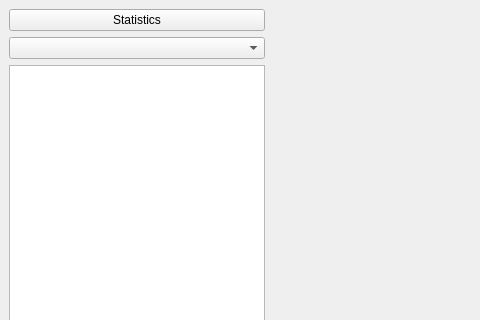
Before: the Qt Designer form GUI_STSviewer.ui in scholi/pyOmicron, drawn with Qt 5; both pictures show x 0 to 480 and y 0 to 320 of the 1385 by 713 pixel window.
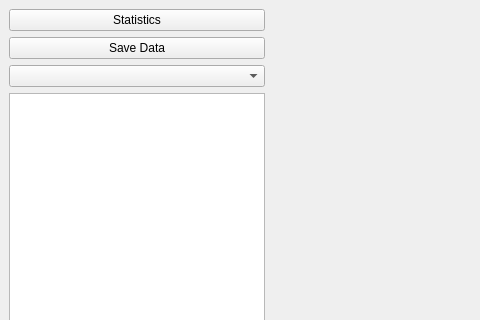
After: the same form once the commit is applied. Custom widgets are drawn as their Qt base class.

Commit message: Add Up and Down statistics

```diff
--- a/GUI_STSviewer.ui
+++ b/GUI_STSviewer.ui
@@ -16,7 +16,7 @@
   <widget class="QWidget" name="centralwidget">
    <layout class="QHBoxLayout" name="horizontalLayout_2" stretch="0,0,0,0">
     <item>
-     <layout class="QVBoxLayout" name="verticalLayout" stretch="0,0,0,0">
+     <layout class="QVBoxLayout" name="verticalLayout" stretch="0,0,0,0,0">
       <property name="sizeConstraint">
        <enum>QLayout::SetDefaultConstraint</enum>
       </property>
@@ -42,6 +42,13 @@
         </property>
        </widget>
       </item>
+      <item>
+       <widget class="QPushButton" name="saveBT">
+        <property name="text">
+         <string>Save Data</string>
+        </property>
+       </widget>
+      </item>
       <item>
        <widget class="QComboBox" name="comboBox">
         <property name="sizePolicy">
```
Left out of the diff: 2 changed lines with no effect on the pictures. The commit also changes 2 other files.
